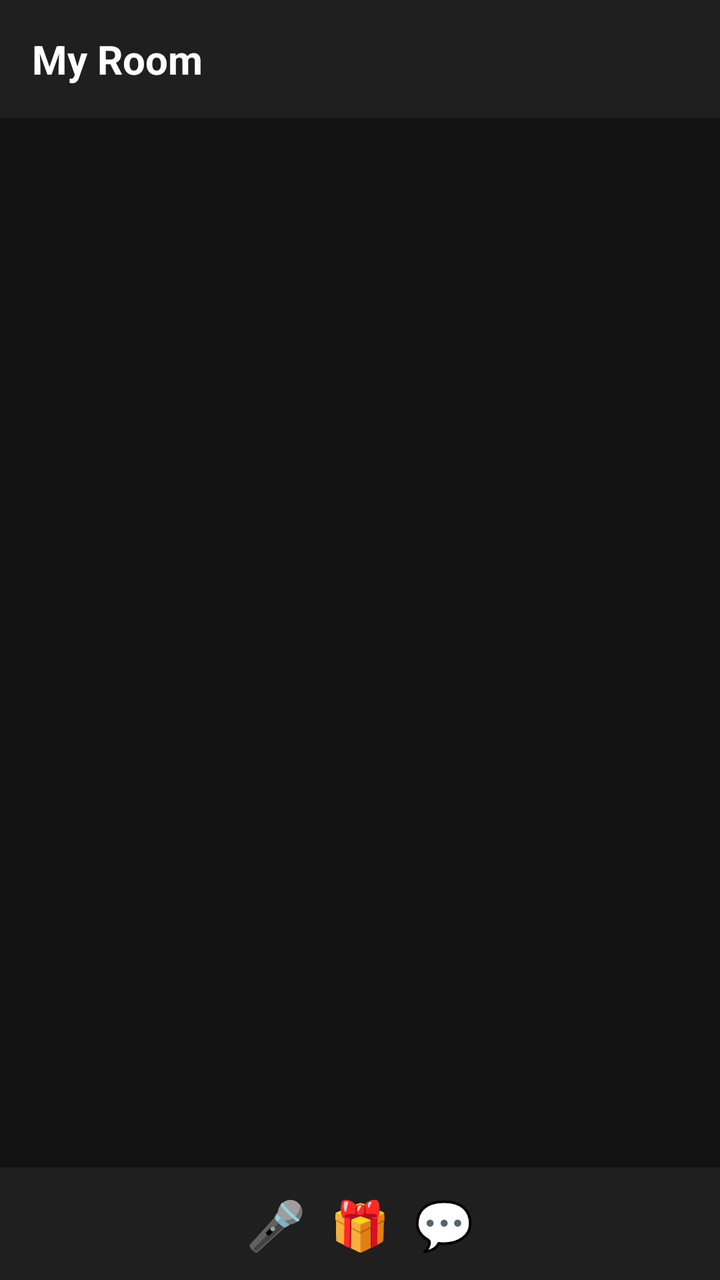
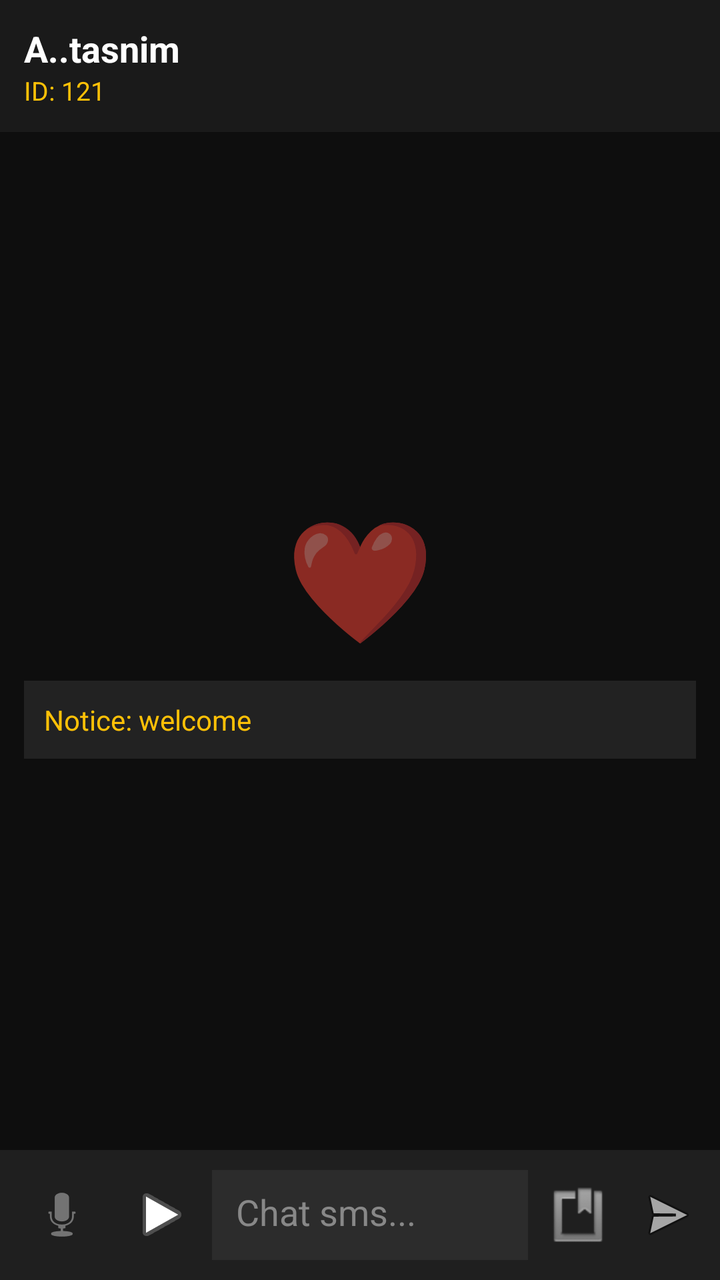

Two renders of the same Android screen: before a commit and after it. Below are the layout's source before the change and the commit's diff.
<!-- AndroidManifest.xml: application theme Theme.AppCompat.Light.DarkActionBar -->
<!-- res/layout/activity_chatroom.xml -->
<?xml version="1.0" encoding="utf-8"?>
<LinearLayout xmlns:android="http://schemas.android.com/apk/res/android"
    android:layout_width="match_parent"
    android:layout_height="match_parent"
    android:orientation="vertical"
    android:background="#121212">

    
    <TextView
        android:id="@+id/txtRoomName"
        android:layout_width="match_parent"
        android:layout_height="wrap_content"
        android:text="My Room"
        android:textColor="#FFFFFF"
        android:textStyle="bold"
        android:textSize="20sp"
        android:padding="16dp"
        android:background="#1F1F1F"/>

    
    <androidx.recyclerview.widget.RecyclerView
        android:id="@+id/recyclerUsers"
        android:layout_width="match_parent"
        android:layout_height="0dp"
        android:layout_weight="1"
        android:padding="8dp"/>

    
    <LinearLayout
        android:layout_width="match_parent"
        android:layout_height="wrap_content"
        android:orientation="horizontal"
        android:gravity="center"
        android:padding="12dp"
        android:background="#1F1F1F">

        <TextView
            android:layout_width="wrap_content"
            android:layout_height="wrap_content"
            android:text="🎤  🎁  💬"
            android:textColor="#FFFFFF"
            android:textSize="24sp"/>

    </LinearLayout>

</LinearLayout>
<!-- resources referenced by this layout -->
<resources>

</resources>

<!-- the commit's change to res/layout/activity_chatroom.xml (unified diff, before → after) -->
@@ -1,46 +1,122 @@
 <?xml version="1.0" encoding="utf-8"?>
-<LinearLayout xmlns:android="http://schemas.android.com/apk/res/android"
+<RelativeLayout xmlns:android="http://schemas.android.com/apk/res/android"
     android:layout_width="match_parent"
     android:layout_height="match_parent"
-    android:orientation="vertical"
-    android:background="#121212">
+    android:background="#0E0E0E">
 
     
-    <TextView
-        android:id="@+id/txtRoomName"
+    <LinearLayout
+        android:id="@+id/topInfo"
         android:layout_width="match_parent"
         android:layout_height="wrap_content"
-        android:text="My Room"
-        android:textColor="#FFFFFF"
-        android:textStyle="bold"
-        android:textSize="20sp"
-        android:padding="16dp"
-        android:background="#1F1F1F"/>
+        android:orientation="vertical"
+        android:padding="12dp"
+        android:background="#1A1A1A">
+
+        <TextView
+            android:id="@+id/tvRoomName"
+            android:layout_width="wrap_content"
+            android:layout_height="wrap_content"
+            android:text="A..tasnim"
+            android:textColor="#FFFFFF"
+            android:textSize="18sp"
+            android:textStyle="bold"/>
+
+        <TextView
+            android:id="@+id/tvRoomId"
+            android:layout_width="wrap_content"
+            android:layout_height="wrap_content"
+            android:text="ID: 121"
+            android:textColor="#FFC107"
+            android:textSize="13sp"/>
+    </LinearLayout>
 
     
     <androidx.recyclerview.widget.RecyclerView
-        android:id="@+id/recyclerUsers"
+        android:id="@+id/recyclerSeats"
         android:layout_width="match_parent"
-        android:layout_height="0dp"
-        android:layout_weight="1"
+        android:layout_height="wrap_content"
+        android:layout_below="@id/topInfo"
         android:padding="8dp"/>
 
     
     <LinearLayout
+        android:id="@+id/centerLayout"
         android:layout_width="match_parent"
         android:layout_height="wrap_content"
-        android:orientation="horizontal"
-        android:gravity="center"
-        android:padding="12dp"
-        android:background="#1F1F1F">
+        android:layout_centerInParent="true"
+        android:orientation="vertical"
+        android:gravity="center">
 
         <TextView
             android:layout_width="wrap_content"
             android:layout_height="wrap_content"
-            android:text="🎤  🎁  💬"
+            android:text="❤️"
+            android:textSize="60sp"/>
+
+        <TextView
+            android:id="@+id/tvNotice"
+            android:layout_width="match_parent"
+            android:layout_height="wrap_content"
+            android:layout_margin="12dp"
+            android:background="#222222"
+            android:padding="10dp"
+            android:text="Notice: welcome"
+            android:textColor="#FFC107"
+            android:textSize="14sp"/>
+    </LinearLayout>
+
+    
+    <LinearLayout
+        android:id="@+id/bottomBar"
+        android:layout_width="match_parent"
+        android:layout_height="65dp"
+        android:layout_alignParentBottom="true"
+        android:background="#1F1F1F"
+        android:orientation="horizontal"
+        android:gravity="center_vertical"
+        android:padding="6dp">
+
+        <ImageButton
+            android:id="@+id/btnMic"
+            android:layout_width="50dp"
+            android:layout_height="50dp"
+            android:background="?attr/selectableItemBackgroundBorderless"
+            android:src="@android:drawable/ic_btn_speak_now"/>
+
+        <ImageButton
+            android:id="@+id/btnGame"
+            android:layout_width="50dp"
+            android:layout_height="50dp"
+            android:background="?attr/selectableItemBackgroundBorderless"
+            android:src="@android:drawable/ic_media_play"/>
+
+        <EditText
+            android:id="@+id/etChat"
+            android:layout_width="0dp"
+            android:layout_height="45dp"
+            android:layout_weight="1"
+            android:background="#2C2C2C"
+            android:hint="Chat sms..."
+            android:padding="12dp"
             android:textColor="#FFFFFF"
-            android:textSize="24sp"/>
+            android:textColorHint="#888888"/>
+
+        <ImageButton
+            android:id="@+id/btnGift"
+            android:layout_width="50dp"
+            android:layout_height="50dp"
+            android:background="?attr/selectableItemBackgroundBorderless"
+            android:src="@android:drawable/ic_input_get"/>
+
+        <ImageButton
+            android:id="@+id/btnSend"
+            android:layout_width="40dp"
+            android:layout_height="40dp"
+            android:backgroundTint="#FFC107"
+            android:src="@android:drawable/ic_menu_send"
+            android:background="?attr/selectableItemBackgroundBorderless"/>
 
     </LinearLayout>
 
-</LinearLayout>
+</RelativeLayout>
